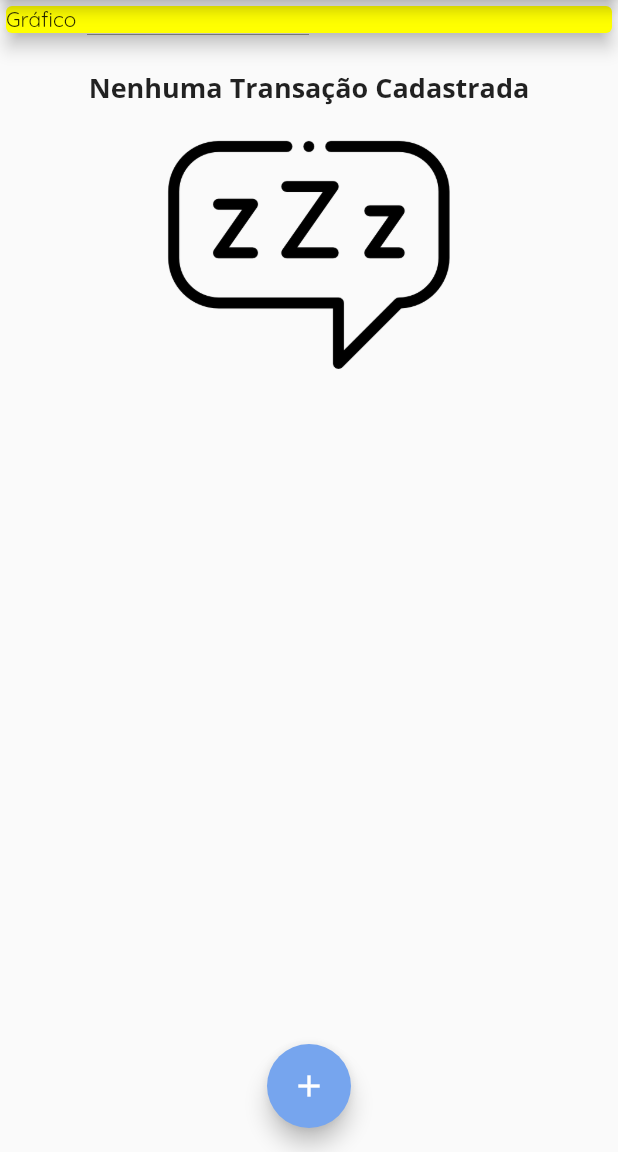
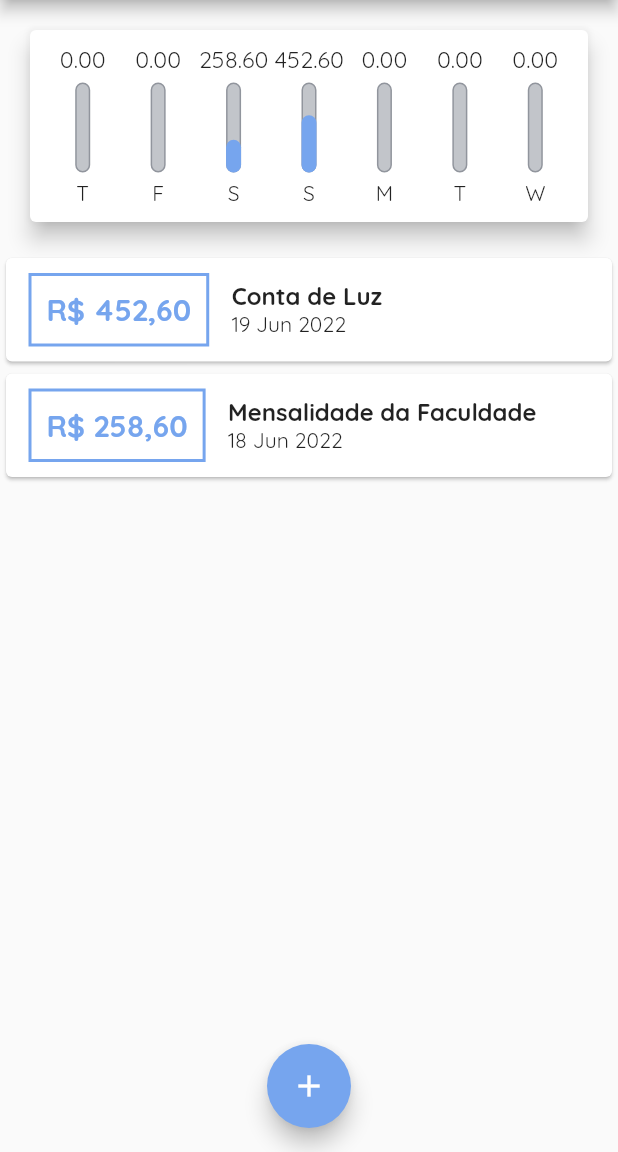
Before and after one commit to joasdc/app_despesas_pessoais, a Flutter app: the screen it shows after launch, on a phone screen of 412 x 824 dp, the part 84-1236 px from its top. Run offline on Flutter 3.47's test engine with Material 2 defaults, Android fonts, the phone set to English and light mode, and no system bars; statements that could not run were skipped.

Commit message:
added chart widget

```diff
--- a/lib/main.dart
+++ b/lib/main.dart
@@ -1,7 +1,9 @@
-import 'package:despesas_pessoais/widgets/transaction_form.dart';
-import 'package:despesas_pessoais/widgets/transaction_list.dart';
 import 'package:flutter/material.dart';
-import 'package:despesas_pessoais/models/transaction.dart';
+
+import 'models/transaction.dart';
+import 'widgets/chart.dart';
+import 'widgets/transaction_form.dart';
+import 'widgets/transaction_list.dart';
 
 void main() {
   runApp(const ExpensesApp());
@@ -12,8 +14,8 @@ class ExpensesApp extends StatelessWidget {
 
   static const primaryColor = Color.fromARGB(255, 118, 165, 238);
   static const dangerColor = Color.fromARGB(255, 254, 186, 214);
-  static const grayTitleText = Color.fromARGB(255, 145, 149, 157);
-  static const graySubtitleText = Color.fromARGB(255, 194, 197, 202);
+  static const grayColor = Color.fromARGB(255, 145, 149, 157);
+  static const lightGrayColor = Color.fromARGB(255, 194, 197, 202);
 
   @override
   Widget build(BuildContext context) {
@@ -42,19 +44,26 @@ class HomePage extends StatefulWidget {
 
 class _HomePageState extends State<HomePage> {
   final List<Transaction> _transactions = [
-    // Transaction(
-    //   id: "1",
-    //   title: "Conta de Luz",
-    //   value: 452.60,
-    //   date: DateTime.now(),
-    // ),
-    // Transaction(
-    //   id: "2",
-    //   title: "Mensalidade da Faculdade",
-    //   value: 258.60,
-    //   date: DateTime.now(),
-    // ),
+    Transaction(
+      id: "1",
+      title: "Conta de Luz",
+      value: 452.60,
+      date: DateTime.now().subtract(Duration(days: 3)),
+    ),
+    Transaction(
+      id: "2",
+      title: "Mensalidade da Faculdade",
+      value: 258.60,
+      date: DateTime.now().subtract(Duration(days: 4)),
+    ),
   ];
+
+  List<Transaction> get _recentTransactions {
+    return _transactions.where((transaction) {
+      return transaction.date
+          .isAfter(DateTime.now().subtract(const Duration(days: 7)));
+    }).toList();
+  }
 
   _addNewTransaction(String title, double value) {
     final newTransaction = Transaction(
@@ -83,13 +92,13 @@ class _HomePageState extends State<HomePage> {
     return Scaffold(
       appBar: AppBar(
         backgroundColor: ExpensesApp.primaryColor,
-        title: Text(
+        title: const Text(
           'Despesas Pessoais',
         ),
         actions: [
           IconButton(
             onPressed: () => _openTransactionFormModal(context),
-            icon: Icon(Icons.add),
+            icon: const Icon(Icons.add),
           )
         ],
       ),
@@ -97,21 +106,14 @@ class _HomePageState extends State<HomePage> {
         child: Column(
           crossAxisAlignment: CrossAxisAlignment.stretch,
           children: [
-            Container(
-              width: double.infinity,
-              child: Card(
-                color: Colors.yellowAccent,
-                elevation: 5,
-                child: Text('Gráfico'),
-              ),
-            ),
+            Chart(_recentTransactions),
             TransactionList(_transactions),
           ],
         ),
       ),
       floatingActionButton: FloatingActionButton(
         backgroundColor: ExpensesApp.primaryColor,
-        child: Icon(Icons.add),
+        child: const Icon(Icons.add),
         onPressed: () => _openTransactionFormModal(context),
       ),
       floatingActionButtonLocation: FloatingActionButtonLocation.centerFloat,
--- /dev/null
+++ b/lib/widgets/chart.dart
@@ -0,0 +1,70 @@
+import 'package:flutter/material.dart';
+
+import 'package:intl/intl.dart';
+
+import '../models/transaction.dart';
+import '../widgets/chart_bar.dart';
+
+class Chart extends StatelessWidget {
+  final List<Transaction> recentTransactions;
+
+  const Chart(this.recentTransactions, {Key? key}) : super(key: key);
+
+  List<Map<String, dynamic>> get groupedTransactions {
+    return List.generate(7, (index) {
+      // get the last 7 days
+      final weekDay = DateTime.now().subtract(
+        Duration(
+          days: index,
+        ),
+      );
+
+      // get the first letter
+      String firstLetter = DateFormat.E().format(weekDay)[0];
+
+      double totalSum = 0.0;
+      for (int i = 0; i < recentTransactions.length; i++) {
+        bool sameDay = recentTransactions[i].date.day == weekDay.day;
+        bool sameMonth = recentTransactions[i].date.month == weekDay.month;
+        bool sameYear = recentTransactions[i].date.year == weekDay.year;
+
+        if (sameDay && sameMonth && sameYear) {
+          totalSum += recentTransactions[i].value;
+        }
+      }
+
+      return {'day': firstLetter, 'value': totalSum};
+    }).reversed.toList();
+  }
+
+  double get _weekTotalValue {
+    return groupedTransactions.fold(0.0, (sum, transaction) {
+      return sum + transaction['value'];
+    });
+  }
+
+  @override
+  Widget build(BuildContext context) {
+    // groupedTransactions;
+    return Card(
+      elevation: 6,
+      margin: const EdgeInsets.all(20),
+      child: Padding(
+        padding: EdgeInsets.all(10),
+        child: Row(
+          mainAxisAlignment: MainAxisAlignment.spaceAround,
+          children: groupedTransactions.map((transaction) {
+            return Flexible(
+              fit: FlexFit.tight,
+              child: ChartBar(
+                label: transaction['day'],
+                value: transaction['value'],
+                percentage: transaction['value'] / _weekTotalValue,
+              ),
+            );
+          }).toList(),
+        ),
+      ),
+    );
+  }
+}
--- /dev/null
+++ b/lib/widgets/chart_bar.dart
@@ -0,0 +1,61 @@
+import 'package:flutter/material.dart';
+
+import 'package:despesas_pessoais/main.dart';
+
+class ChartBar extends StatelessWidget {
+  final String label;
+  final double value;
+  final double percentage;
+
+  const ChartBar({
+    Key? key,
+    required this.label,
+    required this.value,
+    required this.percentage,
+  }) : super(key: key);
+
+  @override
+  Widget build(BuildContext context) {
+    return Column(
+      mainAxisAlignment: MainAxisAlignment.spaceBetween,
+      children: [
+        Container(
+          height: 20,
+          child: FittedBox(
+            child: Text('${value.toStringAsFixed(2)}'),
+          ),
+        ),
+        const SizedBox(height: 5),
+        Container(
+          height: 60,
+          width: 10,
+          child: Stack(
+            alignment: Alignment.bottomCenter,
+            children: [
+              Container(
+                decoration: BoxDecoration(
+                  border: Border.all(
+                    color: ExpensesApp.grayColor,
+                  ),
+                  color: ExpensesApp.lightGrayColor,
+                  borderRadius: BorderRadius.circular(5),
+                ),
+              ),
+              FractionallySizedBox(
+                heightFactor: percentage,
+                child: Container(
+                  decoration: BoxDecoration(
+                    color: ExpensesApp.primaryColor,
+                    borderRadius: BorderRadius.circular(5),
+                  ),
+                ),
+              ),
+            ],
+          ),
+        ),
+        const SizedBox(height: 5),
+        Text(label),
+      ],
+    );
+  }
+}
```
